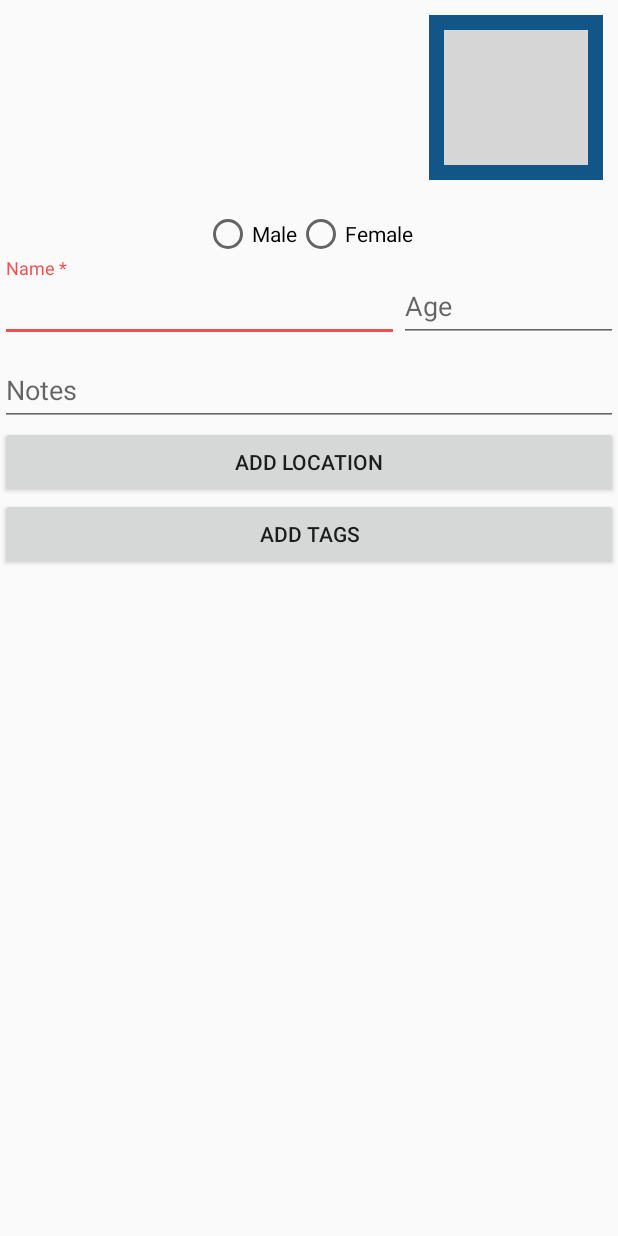
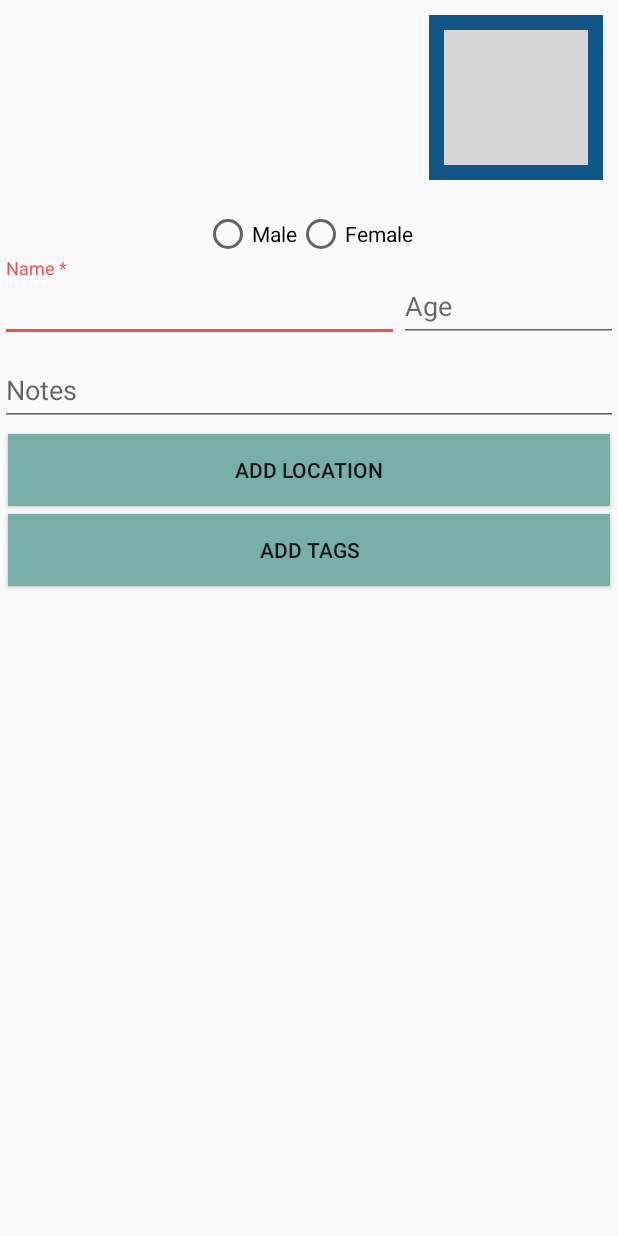
Before and after one commit to ronenlh/Shidduchim, an Android app: the layout activity_add_edit_contact.xml on its own in the app's theme, with its tools: preview values and no code run, on a phone screen of 412 x 824 dp. Run offline under Robolectric (Android 15) with nearby library versions, the light colour scheme and no system bars; plain views replace CircularImageView; grey boxes are pictures that could not be loaded.

Commit message:
some layout editing and colors for the edit contact layout

```diff
--- a/app/src/main/res/layout/activity_add_edit_contact.xml
+++ b/app/src/main/res/layout/activity_add_edit_contact.xml
@@ -154,6 +154,8 @@
         android:text="@string/add_location"
         android:layout_width="wrap_content"
         android:layout_height="wrap_content"
+        android:layout_margin="5dp"
+        android:background="@color/colorPrimaryLight"
         android:id="@+id/add_location"
         android:layout_below="@id/til3"
         android:layout_alignParentLeft="true"
@@ -166,6 +168,10 @@
         android:text="@string/add_tags"
         android:layout_width="wrap_content"
         android:layout_height="wrap_content"
+        android:layout_marginBottom="5dp"
+        android:layout_marginRight="5dp"
+        android:layout_marginLeft="5dp"
+        android:background="@color/colorPrimaryLight"
         android:id="@+id/add_tags"
         android:layout_below="@id/add_location"
         android:layout_alignParentLeft="true"
@@ -176,10 +182,14 @@
 
     <Button
         android:text="@string/delete"
+        android:layout_marginBottom="5dp"
+        android:layout_marginRight="5dp"
+        android:layout_marginLeft="5dp"
         android:layout_width="wrap_content"
         android:layout_height="wrap_content"
         android:layout_below="@+id/add_tags"
         android:id="@+id/delete_contact"
+        android:background="@color/colorAccent"
         android:visibility="gone"
         android:layout_alignParentRight="true"
         android:layout_alignParentEnd="true"
--- a/app/src/main/res/values/colors.xml
+++ b/app/src/main/res/values/colors.xml
@@ -2,6 +2,7 @@
 <resources>
     <color name="colorPrimary">#125688</color>
     <color name="colorPrimaryDark">#125688</color>
+    <color name="colorPrimaryLight">#78afa9</color>
     <color name="textColorPrimary">#FFFFFF</color>
     <color name="windowBackground">#FFFFFF</color>
     <color name="navigationBarColor">#000000</color>
```
